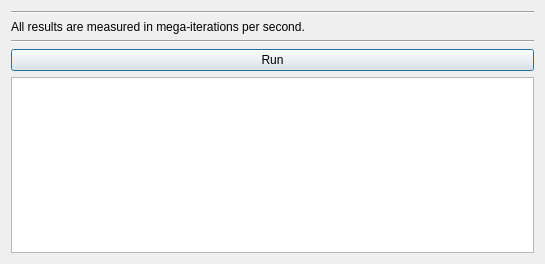
This is benchmarks.ui in QlowB/Almond as Qt 5 draws it before an edit. The edited form follows.
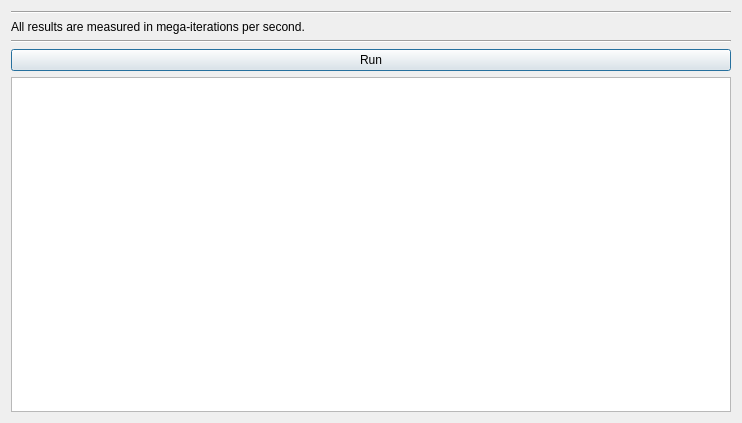
This is the edited form.

```diff
--- a/benchmarks.ui
+++ b/benchmarks.ui
@@ -6,8 +6,8 @@
    <rect>
     <x>0</x>
     <y>0</y>
-    <width>545</width>
-    <height>264</height>
+    <width>742</width>
+    <height>423</height>
    </rect>
   </property>
   <property name="windowTitle">
```
